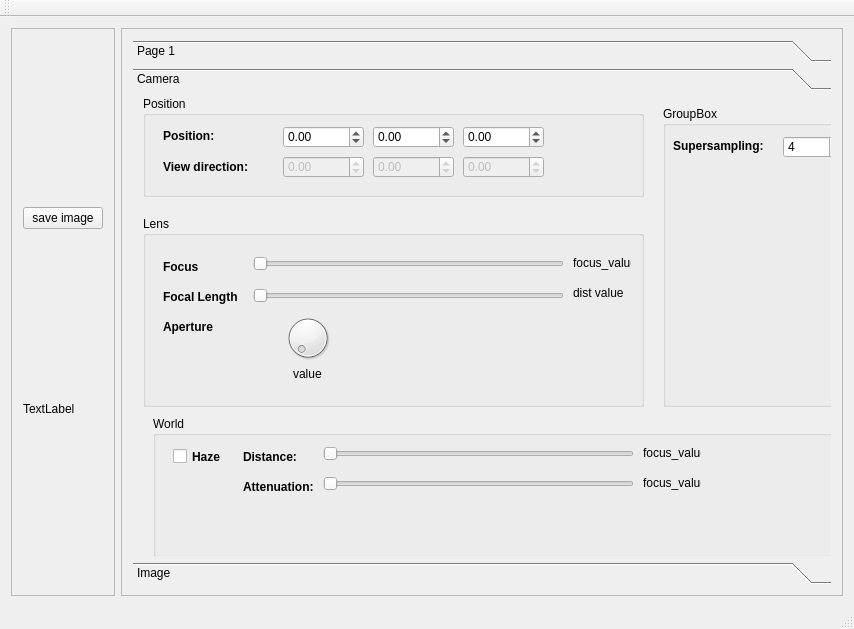
The window that mainwindow.ui (awegsche/QtRaytracer) describes before a commit, drawn with Qt 5.
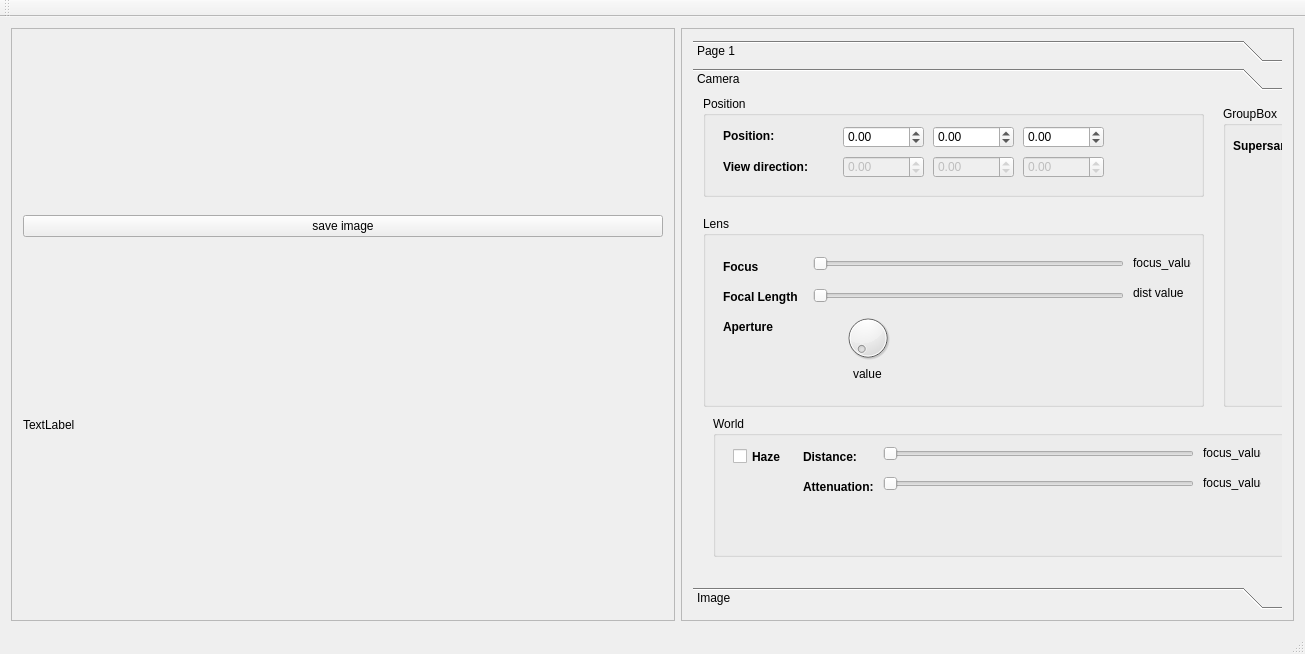
The same window after the commit.

```diff
--- a/mainwindow.ui
+++ b/mainwindow.ui
@@ -6,8 +6,8 @@
    <rect>
     <x>0</x>
     <y>0</y>
-    <width>854</width>
-    <height>629</height>
+    <width>1305</width>
+    <height>654</height>
    </rect>
   </property>
   <property name="windowTitle">
@@ -54,6 +54,12 @@
            <verstretch>0</verstretch>
           </sizepolicy>
          </property>
+         <property name="minimumSize">
+          <size>
+           <width>640</width>
+           <height>0</height>
+          </size>
+         </property>
          <property name="text">
           <string>TextLabel</string>
          </property>
@@ -95,8 +101,8 @@
            <rect>
             <x>0</x>
             <y>0</y>
-            <width>723</width>
-            <height>470</height>
+            <width>614</width>
+            <height>491</height>
            </rect>
           </property>
           <attribute name="label">
```
Left out of the diff: 12 changed lines with no effect on the pictures.
